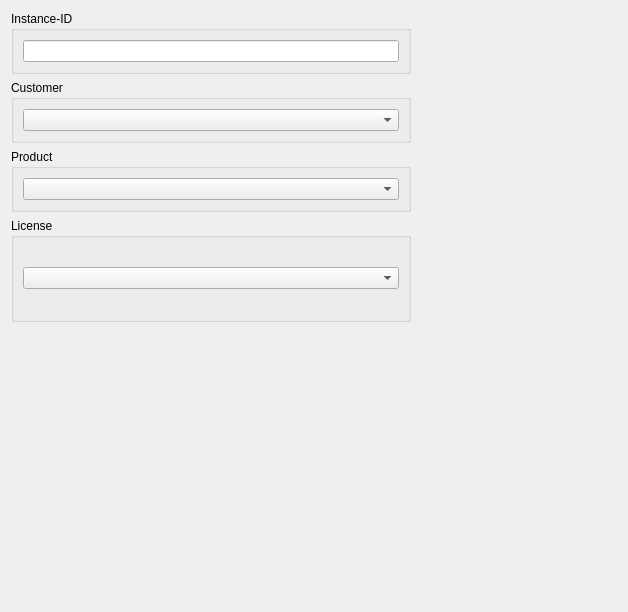
ImagingTools/ImtCore, file Include/imtlicgui/CProductInstanceInfoEditorComp.ui: the form before one commit.
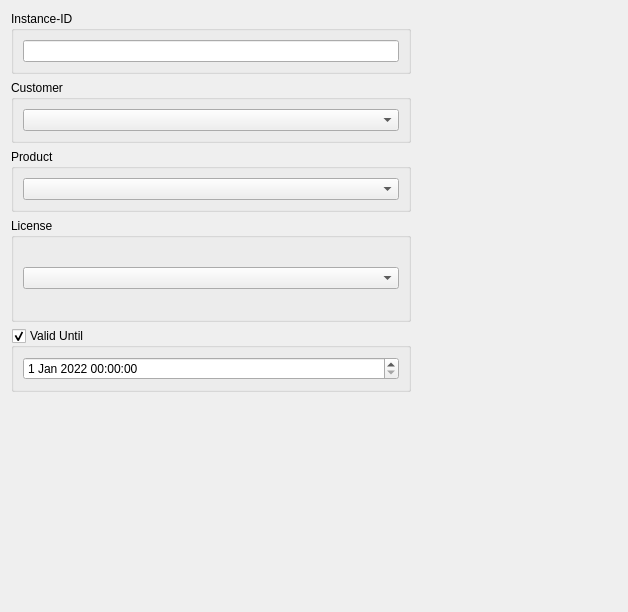
The form after the commit.

Commit message: Working on product instance management

Patch:
```diff
--- a/Include/imtlicgui/CProductInstanceInfoEditorComp.ui
+++ b/Include/imtlicgui/CProductInstanceInfoEditorComp.ui
@@ -95,6 +95,38 @@
      </layout>
     </widget>
    </item>
+   <item>
+    <widget class="QGroupBox" name="ExpireGroup">
+     <property name="maximumSize">
+      <size>
+       <width>400</width>
+       <height>16777200</height>
+      </size>
+     </property>
+     <property name="title">
+      <string>Valid Until</string>
+     </property>
+     <property name="checkable">
+      <bool>true</bool>
+     </property>
+     <layout class="QVBoxLayout" name="verticalLayout_5">
+      <item>
+       <widget class="QDateTimeEdit" name="ValidUntilDate">
+        <property name="date">
+         <date>
+          <year>2022</year>
+          <month>1</month>
+          <day>1</day>
+         </date>
+        </property>
+        <property name="currentSectionIndex">
+         <number>0</number>
+        </property>
+       </widget>
+      </item>
+     </layout>
+    </widget>
+   </item>
    <item>
     <spacer name="verticalSpacer">
      <property name="orientation">
```
Left out of the diff: 19 changed lines with no effect on the pictures. The commit also changes 4 other files.
